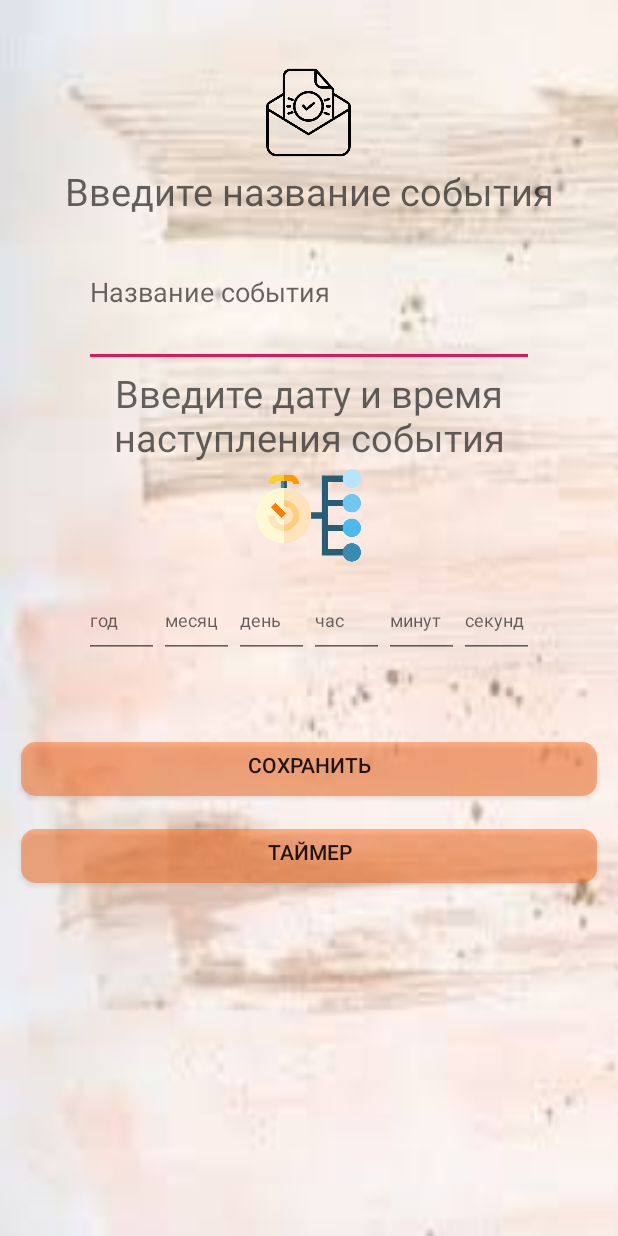
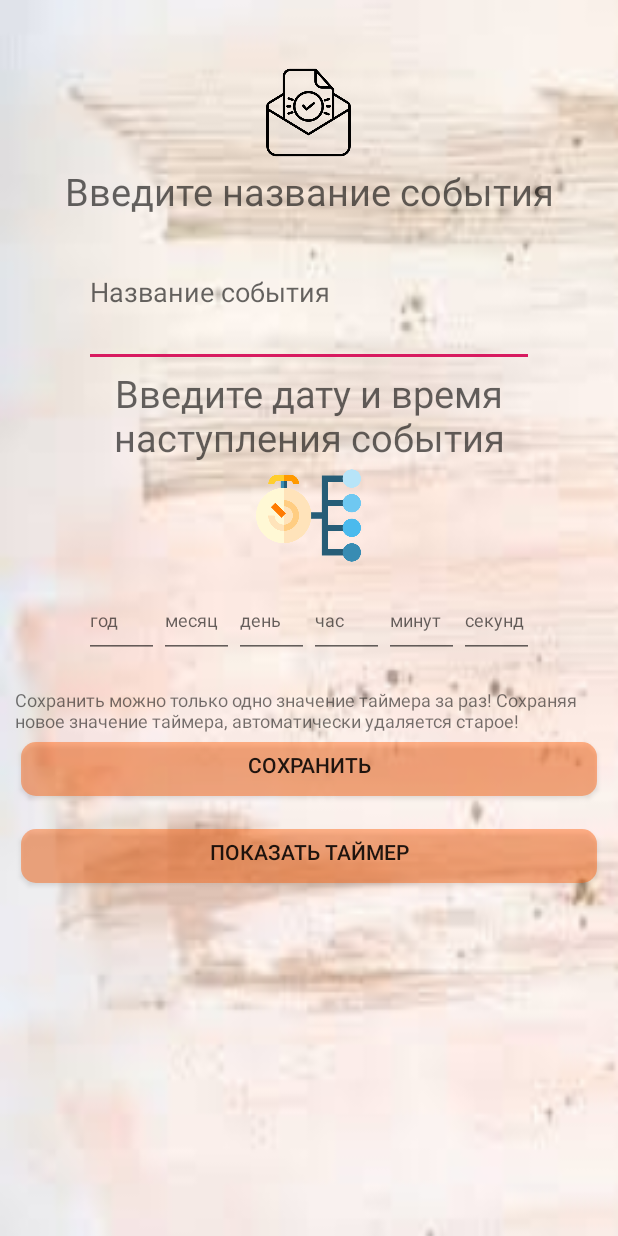
Before and after one commit to KsyushaDrebenchuk/countdown, an Android app: the screen it shows after launch (MainActivity), on a phone screen of 412 x 824 dp. Run offline under Robolectric (Android 15) with nearby library versions, the phone set to English and light mode, and no system bars; our stand-ins replace AdMob.

Commit message:
Последние изменения

```diff
--- a/app/src/main/res/layout/activity_main.xml
+++ b/app/src/main/res/layout/activity_main.xml
@@ -112,8 +112,13 @@
         </LinearLayout>
 
         <TextView
-            android:layout_width="wrap_content"
-            android:layout_height="50dp" />
+            android:layout_width="match_parent"
+            android:layout_height="50sp"
+            android:text="@string/textViewMainInfo"
+            android:gravity="bottom"
+            android:layout_marginLeft="10dp"
+            android:layout_marginRight="10dp"
+            android:textSize="12sp"/>
 
         <Button
             android:id="@+id/buttonSaveEvent"
--- a/app/src/main/res/values/strings.xml
+++ b/app/src/main/res/values/strings.xml
@@ -7,11 +7,12 @@
     <string name="day">день</string>
     <string name="year">год</string>
     <string name="save_event">Сохранить</string>
-    <string name="button_see_countdown">Таймер</string>
+    <string name="button_see_countdown">Показать таймер</string>
     <string name="button_notification_ok">Ок</string>
     <string name="text_view_notification">Время вышло!</string>
     <string name="mount">месяц</string>
     <string name="nter_date_and_time">Введите дату и время наступления события</string>
     <string name="enter_event">Введите название события</string>
     <string name="action">Название события</string>
+    <string name="textViewMainInfo">Сохранить можно только одно значение таймера за раз! Сохраняя новое значение таймера, автоматически удаляется старое!</string>
 </resources>
```
